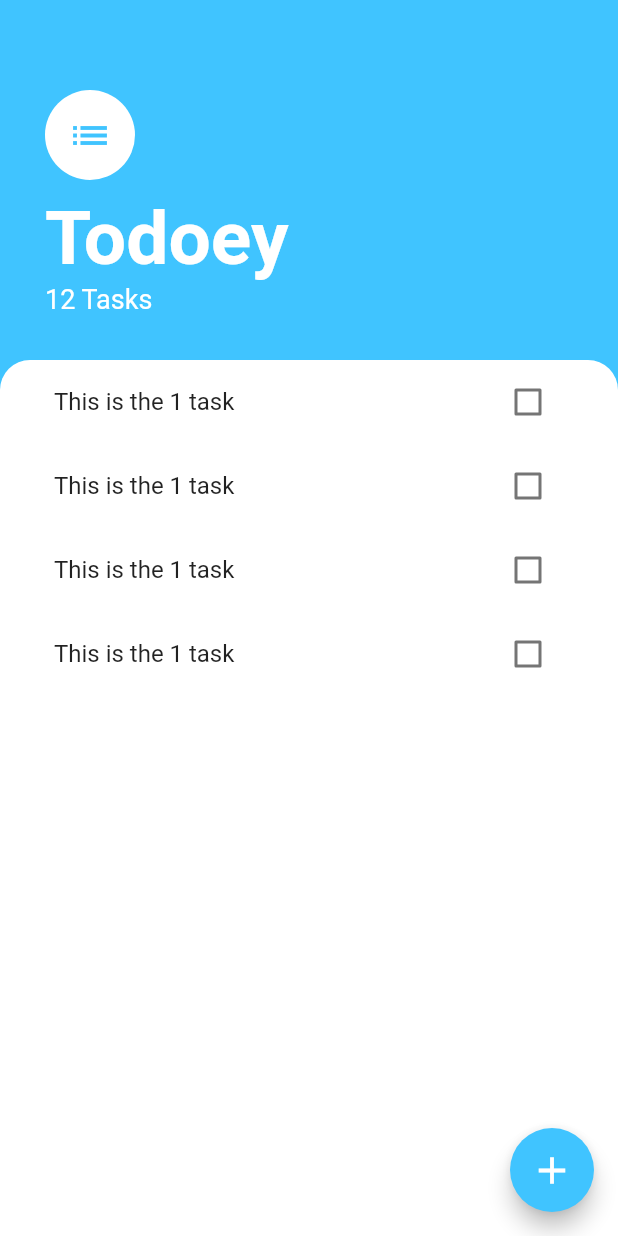
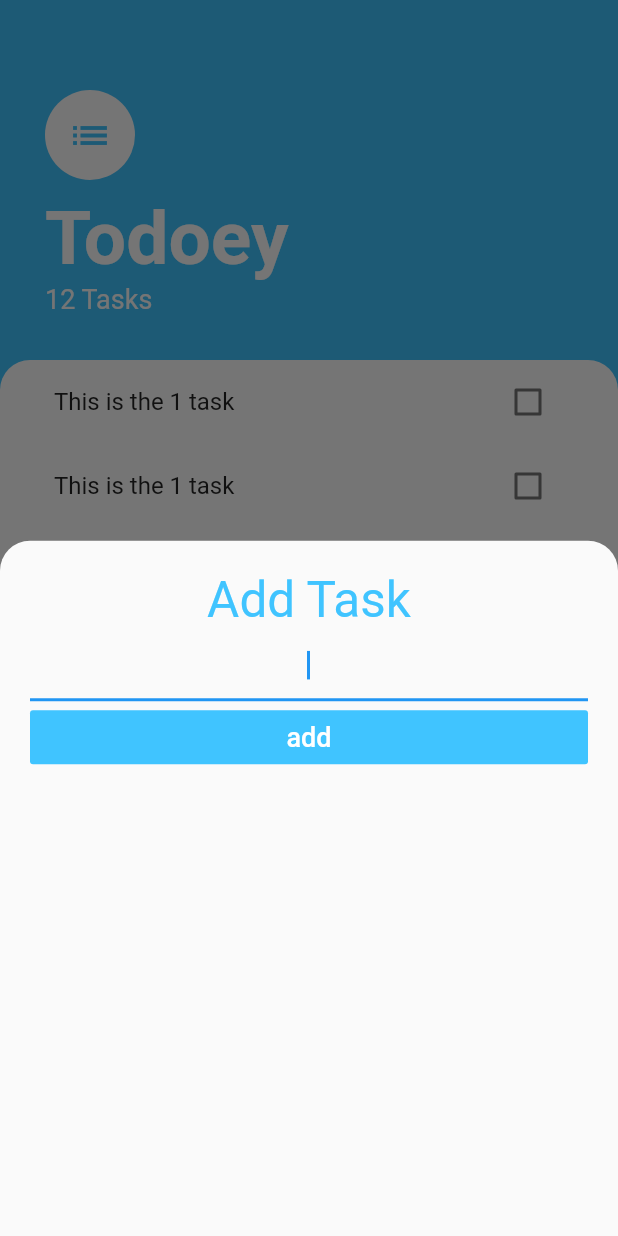
Before and after one commit to KaiqueMunhoz/The-Complete-2020-Flutter-Development-Bootcamp-with-Dart, a Flutter app: the screen it shows after launch, after a tap on the "add" icon, on a phone screen of 412 x 824 dp. Run offline on Flutter 3.47's test engine with Material 2 defaults, Android fonts, the phone set to English and light mode, and no system bars.

Commit message:
Feat: 211

```diff
--- a/flutter/module18/todoey_flutter/lib/main.dart
+++ b/flutter/module18/todoey_flutter/lib/main.dart
@@ -4,8 +4,28 @@ import './screens/tasks_screens.dart';
 void main() => runApp(MyApp());
 
 class MyApp extends StatelessWidget {
+  final Radius _radiusOfCornerOfBorder = Radius.circular(20.0);
   @override
   Widget build(BuildContext context) {
-    return MaterialApp(home: TasksScreen());
+    return MaterialApp(
+      theme: ThemeData(
+        bottomSheetTheme: BottomSheetThemeData(
+          shape: RoundedRectangleBorder(
+            borderRadius: BorderRadius.only(
+              topLeft: _radiusOfCornerOfBorder,
+              topRight: _radiusOfCornerOfBorder,
+            ),
+          ),
+        ),
+        inputDecorationTheme: InputDecorationTheme(
+          border: UnderlineInputBorder(
+            borderSide: BorderSide(
+              color: Colors.lightBlueAccent,
+            ),
+          ),
+        ),
+      ),
+      home: TasksScreen(),
+    );
   }
 }
--- /dev/null
+++ b/flutter/module18/todoey_flutter/lib/screens/new_task.dart
@@ -0,0 +1,38 @@
+import 'package:flutter/material.dart';
+
+class NewTask extends StatelessWidget {
+  @override
+  Widget build(BuildContext context) {
+    const String _addTask = 'Add Task';
+    const String _add = 'add';
+
+    return Container(
+      padding: EdgeInsets.all(20.0),
+      child: Column(
+        crossAxisAlignment: CrossAxisAlignment.stretch,
+        children: <Widget>[
+          Text(
+            _addTask,
+            textAlign: TextAlign.center,
+            style: TextStyle(
+              color: Colors.lightBlueAccent,
+              fontSize: 33.0,
+            ),
+          ),
+          TextField(
+            autofocus: true,
+            textAlign: TextAlign.center,
+          ),
+          FlatButton(
+            onPressed: () {},
+            child: Text(
+              _add,
+              style: TextStyle(color: Colors.white, fontSize: 18.0),
+            ),
+            color: Colors.lightBlueAccent,
+          ),
+        ],
+      ),
+    );
+  }
+}
--- a/flutter/module18/todoey_flutter/lib/screens/tasks_screens.dart
+++ b/flutter/module18/todoey_flutter/lib/screens/tasks_screens.dart
@@ -1,4 +1,9 @@
 import 'package:flutter/material.dart';
+
+// Screens
+import '../screens/new_task.dart';
+
+// Widgets
 import '../widgets/tasks_list.dart';
 
 class TasksScreen extends StatelessWidget {
@@ -60,7 +65,8 @@ class TasksScreen extends StatelessWidget {
         ],
       ),
       floatingActionButton: FloatingActionButton(
-        onPressed: () {},
+        onPressed: () => showModalBottomSheet(
+            context: context, builder: (context) => NewTask()),
         backgroundColor: Colors.lightBlueAccent,
         child: Icon(
           Icons.add,
```
